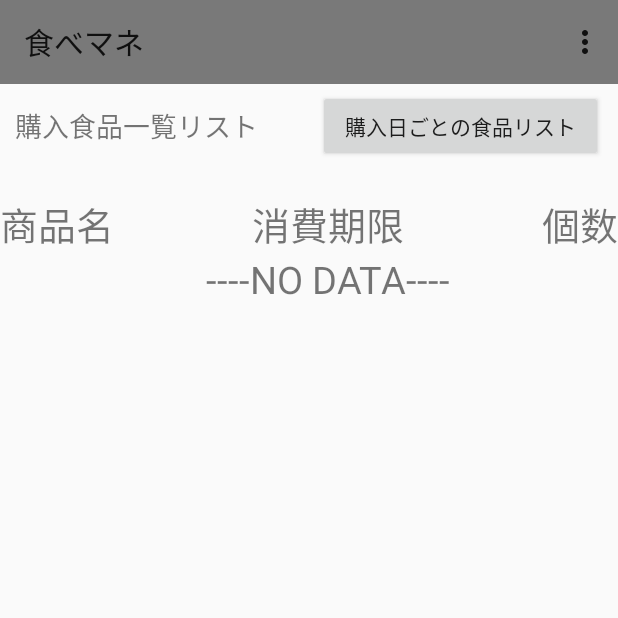
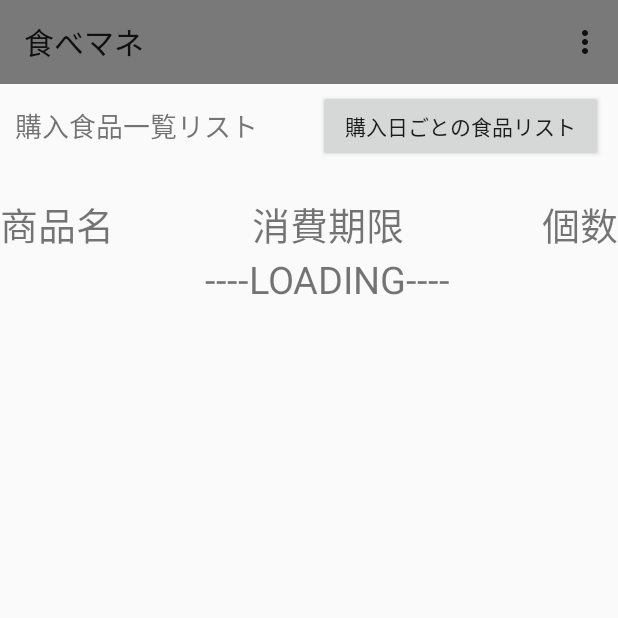
Before and after one commit to fresh3001/Tabemane, an Android app: the FoodActivity screen opened directly, with no data from a screen before it, on a phone screen of 412 x 824 dp, the top half of it. Run offline under Robolectric (Android 15) with nearby library versions, the light colour scheme and no system bars; our stand-ins replace Firebase (no records; nobody signed in at launch, a user with empty details on screens opened directly); 3 statements that could not run were skipped.

Commit message:
8th commit 阿部

```diff
--- a/app/src/main/res/layout/activity_food.xml
+++ b/app/src/main/res/layout/activity_food.xml
@@ -138,7 +138,7 @@
             <TextView
                 android:id="@+id/foodDate00"
                 android:layout_gravity="center"
-                android:text="----NO DATA----"
+                android:text="----LOADING----"
                 android:textSize="25dp"></TextView>
 
             <TextView
```
Also changed, not shown: app/src/main/res/drawable/coupon1image.jpg (added), app/src/main/res/drawable/coupon2image.jpg (added).
